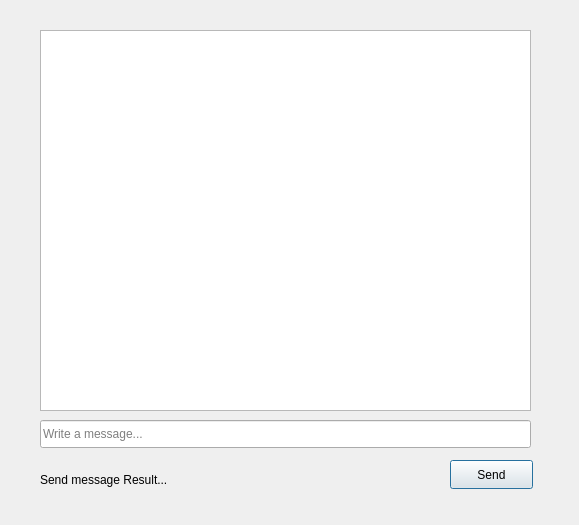
Old version of the form groupchat.ui in the repository borhanem/Messenger_Void_13.
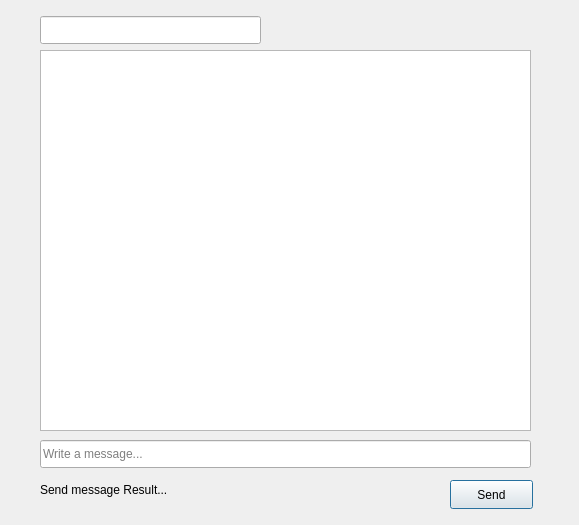
New version of the form.

Commit message: Chat Title correspond with chat Name

The edit to the form file:
```diff
--- a/groupchat.ui
+++ b/groupchat.ui
@@ -17,7 +17,7 @@
    <property name="geometry">
     <rect>
      <x>40</x>
-     <y>30</y>
+     <y>50</y>
      <width>491</width>
      <height>381</height>
     </rect>
@@ -27,7 +27,7 @@
    <property name="geometry">
     <rect>
      <x>40</x>
-     <y>420</y>
+     <y>440</y>
      <width>491</width>
      <height>28</height>
     </rect>
@@ -40,7 +40,7 @@
    <property name="geometry">
     <rect>
      <x>450</x>
-     <y>460</y>
+     <y>480</y>
      <width>83</width>
      <height>29</height>
     </rect>
@@ -53,7 +53,7 @@
    <property name="geometry">
     <rect>
      <x>40</x>
-     <y>470</y>
+     <y>480</y>
      <width>401</width>
      <height>20</height>
     </rect>
@@ -62,6 +62,16 @@
     <string>Send message Result...</string>
    </property>
   </widget>
+  <widget class="QLineEdit" name="groupname_led">
+   <property name="geometry">
+    <rect>
+     <x>40</x>
+     <y>16</y>
+     <width>221</width>
+     <height>28</height>
+    </rect>
+   </property>
+  </widget>
  </widget>
  <resources/>
  <connections/>
```
The commit also changes 1 other file.
